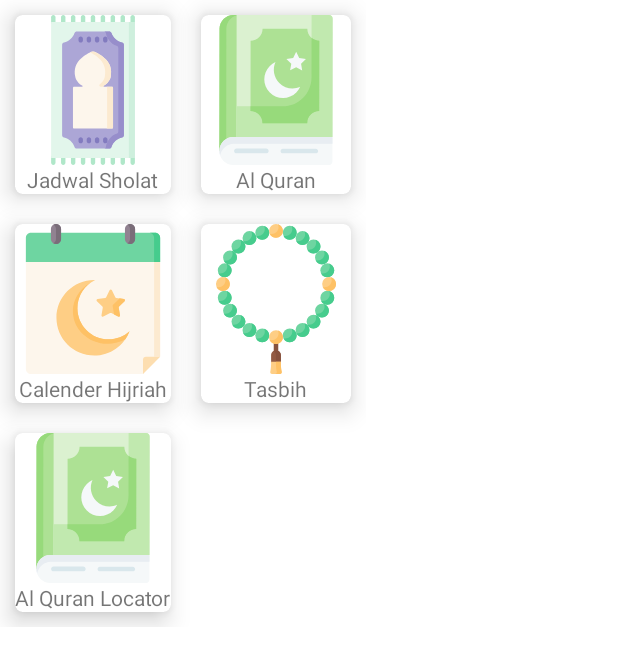
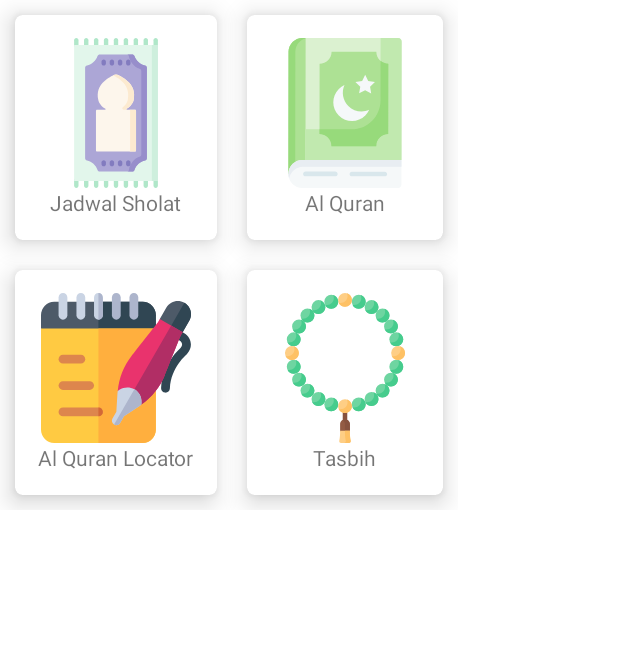
Before and after one commit to ArieRS/Kupluk, an Android app: the layout content_main.xml on its own in the app's theme, with its tools: preview values and no code run, on a phone screen of 412 x 824 dp. Shown: the top 666 px of the screen. Run offline under Robolectric (Android 15) with nearby library versions, the phone set to English and light mode, and no system bars.

Commit message:
Update design

```diff
--- a/app/src/main/java/kupluk/smk/coding/activity/JadwalSholatActivity.kt
+++ b/app/src/main/java/kupluk/smk/coding/activity/JadwalSholatActivity.kt
@@ -1,5 +1,6 @@
 package kupluk.smk.coding.activity
 
+import android.annotation.SuppressLint
 import androidx.appcompat.app.AppCompatActivity
 import android.os.Bundle
 import android.util.Log
@@ -16,13 +17,14 @@ import java.text.SimpleDateFormat
 import java.util.*
 
 class JadwalSholatActivity : AppCompatActivity() {
+    @SuppressLint("RestrictedApi")
     override fun onCreate(savedInstanceState: Bundle?) {
         super.onCreate(savedInstanceState)
         setContentView(R.layout.activity_jadwal_sholat)
 
 //        window.decorView.systemUiVisibility = View.SYSTEM_UI_FLAG_LIGHT_STATUS_BAR
 //        supportActionBar?.title = Html.fromHtml("<font color=#44C121>${getString(R.string.app_name)}</font>")
-//        supportActionBar?.setDefaultDisplayHomeAsUpEnabled(true)
+        supportActionBar?.setDefaultDisplayHomeAsUpEnabled(true)
 
 
         fetchJson()
--- a/app/src/main/java/kupluk/smk/coding/activity/QtlActivity.kt
+++ b/app/src/main/java/kupluk/smk/coding/activity/QtlActivity.kt
@@ -22,6 +22,7 @@ class QtlActivity : AppCompatActivity() {
     override fun onCreate(savedInstanceState: Bundle?) {
         super.onCreate(savedInstanceState)
         setContentView(R.layout.activity_qtl)
+        supportActionBar?.setDefaultDisplayHomeAsUpEnabled(true)
         ref = FirebaseDatabase.getInstance().getReference()
         getData()
         fab_add_qtl.setOnClickListener {
--- a/app/src/main/java/kupluk/smk/coding/activity/QuranLocatorActivity.kt
+++ b/app/src/main/java/kupluk/smk/coding/activity/QuranLocatorActivity.kt
@@ -19,6 +19,7 @@ class QuranLocatorActivity : AppCompatActivity() , View.OnClickListener{
     override fun onCreate(savedInstanceState: Bundle?) {
         super.onCreate(savedInstanceState)
         setContentView(R.layout.activity_quran_locator)
+        supportActionBar?.setDefaultDisplayHomeAsUpEnabled(true)
         progress.visibility = View.GONE
         btn_login.setOnClickListener(this)
         auth = FirebaseAuth.getInstance()
--- a/app/src/main/java/kupluk/smk/coding/activity/Splashscreen.kt
+++ b/app/src/main/java/kupluk/smk/coding/activity/Splashscreen.kt
@@ -8,14 +8,11 @@ import kupluk.smk.coding.R
 
 class Splashscreen : AppCompatActivity() {
     private val SPLASH_TIME_OUT:Long = 3000
-
     override fun onCreate(savedInstanceState: Bundle?) {
         super.onCreate(savedInstanceState)
         setContentView(R.layout.activity_splashscreen)
-
         Handler().postDelayed({
-            startActivity(Intent(this,MainActivity::class.java))
-
+            startActivity(Intent(this,LoginActivity::class.java))
             finish()
         }, SPLASH_TIME_OUT)
     }
--- a/app/src/main/java/kupluk/smk/coding/activity/TasbihActivity.kt
+++ b/app/src/main/java/kupluk/smk/coding/activity/TasbihActivity.kt
@@ -9,7 +9,7 @@ class TasbihActivity : AppCompatActivity() {
     override fun onCreate(savedInstanceState: Bundle?) {
         super.onCreate(savedInstanceState)
         setContentView(R.layout.fragment_tasbih)
-
+        supportActionBar?.setDefaultDisplayHomeAsUpEnabled(true)
         var awal = 0
 
         btnplus.setOnClickListener {
@@ -19,7 +19,7 @@ class TasbihActivity : AppCompatActivity() {
         }
         btnReset.setOnClickListener {
 
-            if ( awal == 0 ) {
+            if (awal == 0) {
                 textView.setText(awal.toString())
             } else {
                 awal = 0
--- a/app/src/main/java/kupluk/smk/coding/api/ApiServices.kt
+++ b/app/src/main/java/kupluk/smk/coding/api/ApiServices.kt
@@ -1,9 +1,7 @@
 package kupluk.smk.coding.api
 
-import kupluk.smk.coding.data.artiayat.Arti
 import kupluk.smk.coding.data.ayat.Ayat
 import kupluk.smk.coding.data.jadwal.jadwal
-import kupluk.smk.coding.data.kota.kota
 import kupluk.smk.coding.data.surat.Surat
 import retrofit2.Call
 import retrofit2.http.GET
@@ -16,12 +14,6 @@ interface ApiServices {
     @GET("quran/format/json/surat/{surat}/ayat/1-10")
     fun getAyat(@Path("surat") surat: String): Call<Ayat>
 
-    @GET("quran/format/json/surat/{surat}/ayat/1-10}/bahasa/id")
-    fun getTranslate(@Path("surat")surat: String): Call<Arti>
-
-    @GET("sholat/format/json/kota")
-    fun getKota(): Call<kota>
-
     @GET("sholat/format/json/jadwal/kota/754/tanggal/{Date}")
     fun getJadwal(@Path("Date") date: String) : Call<jadwal>
 }
--- /dev/null
+++ b/app/src/main/res/drawable/ic_notepad.xml
@@ -0,0 +1,69 @@
+<vector xmlns:android="http://schemas.android.com/apk/res/android"
+    android:width="512dp"
+    android:height="512dp"
+    android:viewportWidth="512"
+    android:viewportHeight="512">
+  <path
+      android:pathData="M392,76v45l-30,30H30L0,121V76c0,-24.901 20.099,-46 45,-46h302C371.901,30 392,51.099 392,76z"
+      android:fillColor="#4D5A68"/>
+  <path
+      android:pathData="M392,76v45l-30,30H196V30h151C371.901,30 392,51.099 392,76z"
+      android:fillColor="#304653"/>
+  <path
+      android:pathData="M392,121v345c0,24.899 -20.099,46 -45,46H45c-24.901,0 -45,-21.101 -45,-46V121H392z"
+      android:fillColor="#FFCA42"/>
+  <path
+      android:pathData="M392,121v345c0,24.899 -20.099,46 -45,46H196V121H392z"
+      android:fillColor="#FFAF3E"/>
+  <path
+      android:pathData="M75,91c-8.291,0 -15,-6.709 -15,-15V15c0,-8.291 6.709,-15 15,-15s15,6.709 15,15v61C90,84.291 83.291,91 75,91z"
+      android:fillColor="#CAD4E4"/>
+  <path
+      android:pathData="M136,91c-8.291,0 -15,-6.709 -15,-15V15c0,-8.291 6.709,-15 15,-15s15,6.709 15,15v61C151,84.291 144.291,91 136,91z"
+      android:fillColor="#CAD4E4"/>
+  <path
+      android:pathData="M211,15v61c0,8.399 -6.599,15 -15,15s-15,-6.601 -15,-15V15c0,-8.401 6.599,-15 15,-15S211,6.599 211,15z"
+      android:fillColor="#CAD4E4"/>
+  <path
+      android:pathData="M257,91c-8.291,0 -15,-6.709 -15,-15V15c0,-8.291 6.709,-15 15,-15s15,6.709 15,15v61C272,84.291 265.291,91 257,91z"
+      android:fillColor="#ADB5CC"/>
+  <path
+      android:pathData="M317,91c-8.291,0 -15,-6.709 -15,-15V15c0,-8.291 6.709,-15 15,-15s15,6.709 15,15v61C332,84.291 325.291,91 317,91z"
+      android:fillColor="#ADB5CC"/>
+  <path
+      android:pathData="M211,406c0,8.399 -6.599,15 -15,15H75c-8.401,0 -15,-6.601 -15,-15c0,-8.401 6.599,-15 15,-15h121C204.401,391 211,397.599 211,406z"
+      android:fillColor="#DD864D"/>
+  <path
+      android:pathData="M166,331H75c-8.291,0 -15,-6.709 -15,-15s6.709,-15 15,-15h91c8.291,0 15,6.709 15,15S174.291,331 166,331z"
+      android:fillColor="#DD864D"/>
+  <path
+      android:pathData="M136,241H75c-8.291,0 -15,-6.709 -15,-15s6.709,-15 15,-15h61c8.291,0 15,6.709 15,15S144.291,241 136,241z"
+      android:fillColor="#DD864D"/>
+  <path
+      android:pathData="M409.935,324.164c5.067,-84.618 64.045,-132.937 67.493,-137.79c6.776,-6.997 5.152,-18.541 -3.293,-23.417l-18.686,-10.789c-7.18,-4.146 -9.636,-13.31 -5.49,-20.49c4.146,-7.18 13.31,-9.636 20.49,-5.49l18.686,10.789c25.341,14.63 30.214,49.185 9.847,70.248c-4.853,6.77 -54.64,44.06 -59.098,118.737c-0.497,8.272 -7.602,14.572 -15.874,14.076C415.668,339.514 409.452,332.377 409.935,324.164z"
+      android:fillColor="#304653"/>
+  <path
+      android:pathData="M505.944,94.719l-22.5,38.971l-38.902,12.181l-30.139,-17.401l-8.902,-39.781l22.5,-38.971c12.45,-21.564 39.907,-28.921 61.471,-16.471S518.394,73.155 505.944,94.719z"
+      android:fillColor="#4D5A68"/>
+  <path
+      android:pathData="M444.542,145.871l-15.069,-8.7l60,-103.923c21.564,12.45 28.921,39.907 16.471,61.471l-22.5,38.971L444.542,145.871z"
+      android:fillColor="#304653"/>
+  <path
+      android:pathData="M342.543,380.737l-80.54,-46.5c4.252,-43.963 20.175,-85.346 47.532,-120.128c4.639,-5.635 85.286,-108.723 89.067,-113.469l6.899,-11.95l77.942,45l-6.75,11.692c-0.45,0.779 -52.003,129.671 -53.883,134.127C406.367,320.592 378.49,355.074 342.543,380.737z"
+      android:fillColor="#E9336D"/>
+  <path
+      android:pathData="M342.543,380.737l-40.27,-23.25l142.2,-246.297l38.971,22.5l-6.75,11.692c-0.45,0.779 -52.003,129.671 -53.883,134.127C406.367,320.592 378.49,355.074 342.543,380.737z"
+      android:fillColor="#B12E65"/>
+  <path
+      android:pathData="M318.773,328.909c-16.108,-9.3 -35.496,-8.717 -51.172,1.632l-5.598,3.697c-0.162,2.678 -0.842,5.058 -1.002,7.735l-3.818,63.615l-13.2,22.863c-4.199,7.274 -1.785,16.29 5.49,20.49s16.291,1.783 20.49,-5.49l13.2,-22.863l53.182,-35.114c2.238,-1.478 3.958,-3.256 6.197,-4.735l0.403,-6.696C344.07,355.292 334.881,338.209 318.773,328.909z"
+      android:fillColor="#CAD4E4"/>
+  <path
+      android:pathData="M318.773,328.909l-39.3,68.069l0,0l-30,51.962c7.275,4.2 16.291,1.783 20.49,-5.49l13.2,-22.863l53.182,-35.114c2.238,-1.478 3.958,-3.256 6.197,-4.735l0.403,-6.696C344.07,355.292 334.881,338.209 318.773,328.909z"
+      android:fillColor="#ADB5CC"/>
+  <path
+      android:pathData="M196,91V0c8.401,0 15,6.599 15,15v61C211,84.399 204.401,91 196,91z"
+      android:fillColor="#ADB5CC"/>
+  <path
+      android:pathData="M211,406c0,8.399 -6.599,15 -15,15v-30C204.401,391 211,397.599 211,406z"
+      android:fillColor="#D36836"/>
+</vector>
--- a/app/src/main/res/layout/content_main.xml
+++ b/app/src/main/res/layout/content_main.xml
@@ -21,7 +21,8 @@
                 android:layout_height="wrap_content"
                 android:layout_gravity="center_horizontal"
                 android:gravity="center_horizontal"
-                android:orientation="vertical">
+                android:orientation="vertical"
+                android:padding="15dp">
 
                 <ImageView
                     android:layout_width="100dp"
@@ -44,7 +45,8 @@
                 android:layout_width="match_parent"
                 android:layout_height="wrap_content"
                 android:gravity="center_horizontal"
-                android:orientation="vertical">
+                android:orientation="vertical"
+                android:padding="15dp">
 
                 <ImageView
                     android:layout_width="100dp"
@@ -67,18 +69,18 @@
                 android:layout_width="match_parent"
                 android:layout_height="wrap_content"
                 android:gravity="center_horizontal"
-                android:orientation="vertical">
+                android:orientation="vertical"
+                android:padding="15dp">
 
                 <ImageView
                     android:layout_width="100dp"
                     android:layout_height="100dp"
-                    android:src="@drawable/ic_calender" />
+                    android:src="@drawable/ic_notepad" />
 
                 <TextView
                     android:layout_width="wrap_content"
                     android:layout_height="wrap_content"
-                    android:layout_gravity="center_horizontal"
-                    android:text="Calender Hijriah" />
+                    android:text="Al Quran Locator" />
             </LinearLayout>
         </com.google.android.material.card.MaterialCardView>
 
@@ -91,7 +93,8 @@
                 android:layout_width="match_parent"
                 android:layout_height="wrap_content"
                 android:gravity="center_horizontal"
-                android:orientation="vertical">
+                android:orientation="vertical"
+                android:padding="15dp">
 
                 <ImageView
                     android:layout_width="100dp"
@@ -104,27 +107,5 @@
                     android:text="Tasbih" />
             </LinearLayout>
         </com.google.android.material.card.MaterialCardView>
-        <com.google.android.material.card.MaterialCardView
-            android:layout_width="wrap_content"
-            android:layout_height="wrap_content"
-            style="@style/CardStyle">
-
-            <LinearLayout
-                android:layout_width="match_parent"
-                android:layout_height="wrap_content"
-                android:gravity="center_horizontal"
-                android:orientation="vertical">
-
-                <ImageView
-                    android:layout_width="100dp"
-                    android:layout_height="100dp"
-                    android:src="@drawable/ic_quran" />
-
-                <TextView
-                    android:layout_width="wrap_content"
-                    android:layout_height="wrap_content"
-                    android:text="Al Quran Locator" />
-            </LinearLayout>
-        </com.google.android.material.card.MaterialCardView>
     </GridLayout>
 </LinearLayout>
--- a/app/src/main/res/values/styles.xml
+++ b/app/src/main/res/values/styles.xml
@@ -20,4 +20,8 @@
         <item name="android:textSize">20sp</item>
         <item name="android:textStyle">bold</item>
     </style>
+
+    <style name="SplashScreen" parent="Theme.MaterialComponents.NoActionBar">
+
+    </style>
 </resources>
--- a/build.gradle
+++ b/build.gradle
@@ -7,7 +7,7 @@ buildscript {
         maven { url 'https://jitpack.io' }
     }
     dependencies {
-        classpath "com.android.tools.build:gradle:4.0.0"
+        classpath 'com.android.tools.build:gradle:4.0.1'
         classpath "org.jetbrains.kotlin:kotlin-gradle-plugin:$kotlin_version"
         classpath 'com.google.gms:google-services:4.3.3'
 
```
Also changed, not shown: app/src/main/AndroidManifest.xml (+9 -5 lines), app/src/main/java/kupluk/smk/coding/ViewPagerAdapter.kt (+2 -5 lines), app/src/main/java/kupluk/smk/coding/activity/MainActivity.kt (+13 -13 lines), app/src/main/java/kupluk/smk/coding/fragment/DashboardFragment.kt (+29 -27 lines), app/src/main/res/drawable/ic_baseline_cast_24.xml (added, +10 -0 lines), app/src/main/res/layout/activity_login.xml (+0 -9 lines), app/src/main/res/layout/activity_tasbih.xml (+47 -0 lines), app/src/main/res/layout/fragment_dashboard.xml (+5 -4 lines), app/src/main/res/menu/menu_main.xml (+16 -16 lines).
